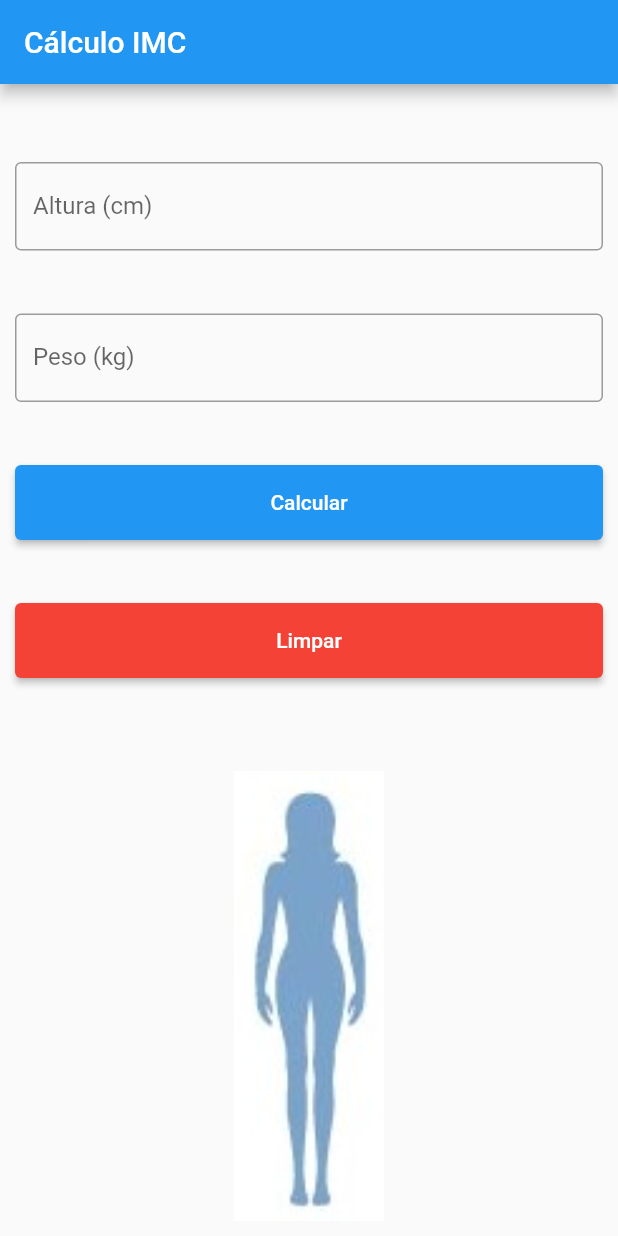
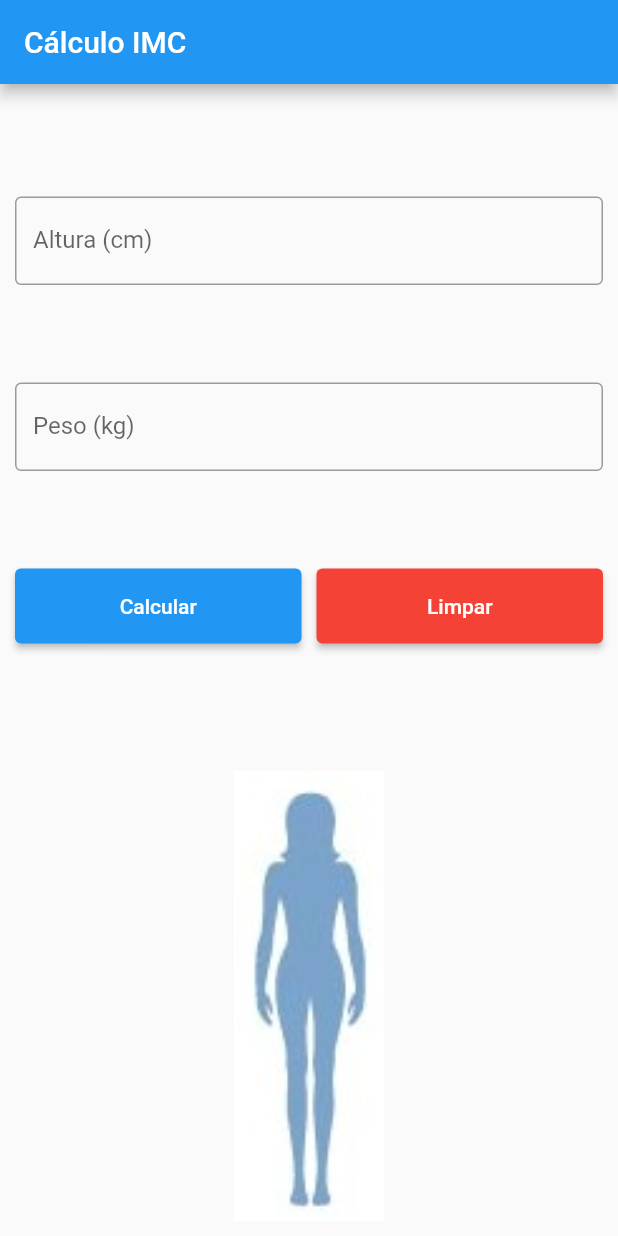
Before and after one commit to Alixame/calculadora_imc_flutter, a Flutter app: the screen it shows after launch, on a phone screen of 412 x 824 dp. Run offline on Flutter 3.47's test engine with Material 2 defaults, Android fonts, the phone set to English and light mode, and no system bars.

Commit message:
[ADD] Limpa

```diff
--- a/lib/main.dart
+++ b/lib/main.dart
@@ -89,7 +89,7 @@ class _AppState extends State<App> {
                       TextField(
                         controller: alturaController,
                         keyboardType: TextInputType.number,
-                      decoration: InputDecoration(
+                        decoration: const InputDecoration(
                           border: OutlineInputBorder(),
                           labelText: "Altura (cm)",
                         ),
@@ -102,9 +102,13 @@ class _AppState extends State<App> {
                           labelText: 'Peso (kg)',
                         ),
                       ),
-                    Container(
+                      Row(
+                        mainAxisAlignment: MainAxisAlignment.center,
+                        children: <Widget>[
+                          Expanded(
+                            child: Container(
                               height: 50,
-                      width: double.infinity,
+                              padding: const EdgeInsets.only(right: 5),
                               child: ElevatedButton(
                                 style: ButtonStyle(
                                   backgroundColor: MaterialStateProperty.all(Colors.blue),
@@ -113,21 +117,26 @@ class _AppState extends State<App> {
                                 child: const Text('Calcular'),
                               ),
                             ),
-                    Container(
+                          ),
+                          Expanded(
+                            child: Container(
                               height: 50,
-                      width: double.infinity,
+                              padding: const EdgeInsets.only(left: 5),
                               child: ElevatedButton(
                                 style: ButtonStyle(
-                          backgroundColor: MaterialStateProperty.all(Colors.red),
+                                  backgroundColor:
+                                      MaterialStateProperty.all(Colors.red),
                                 ),
                                 onPressed: () => handlerLimpar(),
                                 child: const Text('Limpar'),
                               ),
                             )
+                          )
                         ],
                       ),
-              )
+                    ],
                   ),
+                )),
             Container(
               padding: const EdgeInsets.all(10),
               child: Stack(
@@ -169,8 +178,7 @@ class _AppState extends State<App> {
                               ),
                             ),
                         ],
-                    )
-                  ),
+                      )),
                 ],
               ),
             ),
```
Lines whose indentation alone changed are shown as unchanged.
